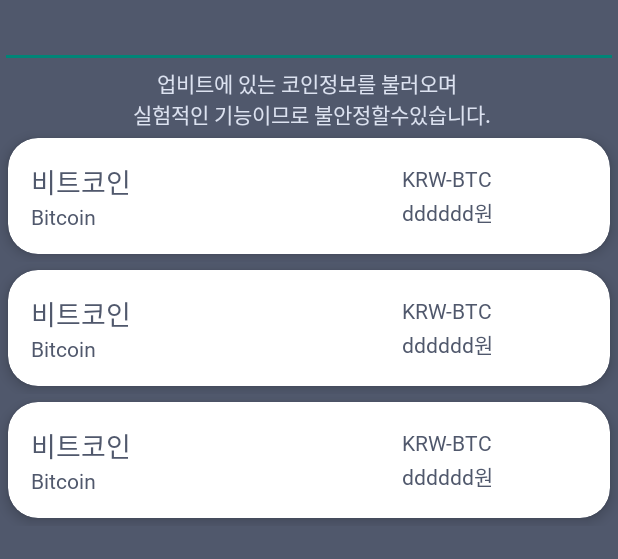
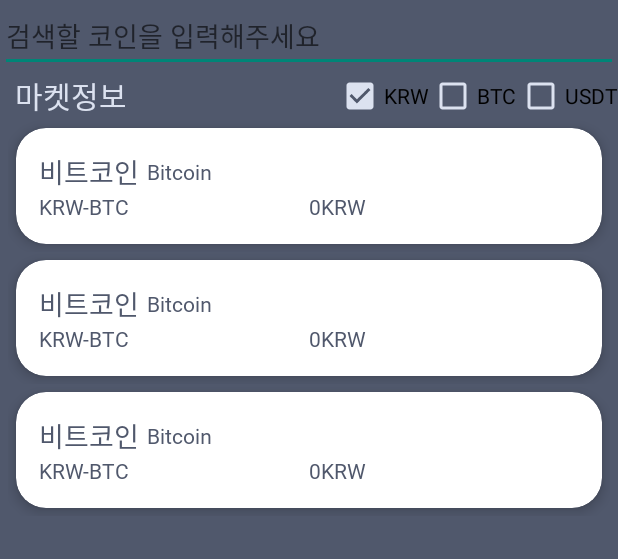
Before and after one commit to jmseb3/app_coin, an Android app: the layout fragment_coin_info.xml on its own in the app's theme, with its tools: preview values and no code run, on a phone screen of 412 x 824 dp. Shown: the top 559 px of the screen. Run offline under Robolectric (Android 15) with nearby library versions, the phone set to English and light mode, and no system bars.

Commit message:
21/09/05

```diff
--- a/coin/app/src/main/res/drawable/ic_baseline_keyboard_arrow_down_24.xml
+++ b/coin/app/src/main/res/drawable/ic_baseline_keyboard_arrow_down_24.xml
@@ -3,7 +3,7 @@
     android:height="24dp"
     android:viewportWidth="24"
     android:viewportHeight="24"
-    android:tint="?attr/colorControlNormal">
+    android:tint="@color/match2">
   <path
       android:fillColor="@android:color/white"
       android:pathData="M7.41,8.59L12,13.17l4.59,-4.58L18,10l-6,6 -6,-6 1.41,-1.41z"/>
--- a/coin/app/src/main/res/drawable/ic_baseline_keyboard_arrow_right_24.xml
+++ b/coin/app/src/main/res/drawable/ic_baseline_keyboard_arrow_right_24.xml
@@ -3,7 +3,7 @@
     android:height="24dp"
     android:viewportWidth="24"
     android:viewportHeight="24"
-    android:tint="?attr/colorControlNormal">
+    android:tint="@color/match2">
   <path
       android:fillColor="@android:color/white"
       android:pathData="M8.59,16.59L13.17,12 8.59,7.41 10,6l6,6 -6,6 -1.41,-1.41z"/>
--- a/coin/app/src/main/res/layout/fragment_coin_info.xml
+++ b/coin/app/src/main/res/layout/fragment_coin_info.xml
@@ -12,34 +12,80 @@
         android:layout_width="0dp"
         android:layout_height="wrap_content"
         android:fontFamily="@font/maplestory"
+        android:hint="검색할 코인을 입력해주세요"
         android:singleLine="true"
         android:textColor="@color/match1"
-        app:layout_constraintBottom_toTopOf="@id/infos"
+        app:layout_constraintBottom_toTopOf="@id/check_krw"
         app:layout_constraintLeft_toLeftOf="parent"
         app:layout_constraintRight_toRightOf="parent"
         app:layout_constraintTop_toTopOf="parent" />
 
     <TextView
-        android:id="@+id/infos"
-        android:layout_width="0dp"
-        android:layout_height="wrap_content"
+        android:layout_width="wrap_content"
+        android:layout_height="0dp"
+        android:layout_marginLeft="10dp"
         android:fontFamily="@font/maplestory"
         android:gravity="center"
-        android:text="업비트에 있는 코인정보를 불러오며 \n 실험적인 기능이므로 불안정할수있습니다."
+        android:text="마켓정보"
         android:textColor="@color/match1"
+        android:textSize="20sp"
+        app:layout_constraintBottom_toTopOf="@id/recycler_test"
+        app:layout_constraintHorizontal_bias="1"
         app:layout_constraintLeft_toLeftOf="parent"
+        app:layout_constraintTop_toBottomOf="@id/search_box" />
+
+
+    <CheckBox
+        android:id="@+id/check_krw"
+        android:layout_width="wrap_content"
+        android:layout_height="wrap_content"
+        android:layout_marginLeft="10dp"
+        android:buttonTint="@color/match1"
+        android:checked="true"
+        android:text="KRW"
+        app:layout_constraintBottom_toTopOf="@id/recycler_test"
+        app:layout_constraintHorizontal_bias="1"
+        app:layout_constraintRight_toLeftOf="@id/check_btc"
+        app:layout_constraintTop_toBottomOf="@id/search_box" />
+
+    <CheckBox
+        android:id="@+id/check_btc"
+        android:layout_width="wrap_content"
+        android:layout_height="wrap_content"
+        android:layout_marginLeft="10dp"
+        android:buttonTint="@color/match1"
+        android:checked="false"
+        android:text="BTC"
+        app:layout_constraintBottom_toTopOf="@id/recycler_test"
+        app:layout_constraintHorizontal_bias="1"
+        app:layout_constraintRight_toLeftOf="@id/check_UDST"
+        app:layout_constraintTop_toBottomOf="@id/search_box" />
+
+    <CheckBox
+        android:id="@+id/check_UDST"
+        android:layout_width="wrap_content"
+        android:layout_height="wrap_content"
+        android:layout_marginLeft="10dp"
+        android:buttonTint="@color/match1"
+        android:checked="false"
+        android:text="USDT"
+        app:layout_constraintBottom_toTopOf="@id/recycler_test"
+        app:layout_constraintHorizontal_bias="1"
         app:layout_constraintRight_toRightOf="parent"
-        app:layout_constraintTop_toBottomOf="@id/search_box" />
+        app:layout_constraintTop_toBottomOf="@id/search_box"
+        app:layout_constraintVertical_bias="1" />
 
     <androidx.recyclerview.widget.RecyclerView
         android:id="@+id/recycler_test"
         android:layout_width="match_parent"
         android:layout_height="0dp"
+        android:paddingLeft="5dp"
+        android:paddingRight="5dp"
         app:layoutManager="androidx.recyclerview.widget.LinearLayoutManager"
         app:layout_constraintBottom_toBottomOf="parent"
         app:layout_constraintLeft_toLeftOf="parent"
         app:layout_constraintRight_toRightOf="parent"
-        app:layout_constraintTop_toBottomOf="@id/infos"
+        app:layout_constraintTop_toBottomOf="@id/check_krw"
         tools:listitem="@layout/item_coin_info" />
 
 </androidx.constraintlayout.widget.ConstraintLayout>
--- a/coin/app/src/main/res/layout/item_coin_info.xml
+++ b/coin/app/src/main/res/layout/item_coin_info.xml
@@ -21,68 +21,59 @@
 
             <TextView
                 android:id="@+id/kor_name"
+                android:layout_width="wrap_content"
+                android:layout_height="wrap_content"
+                android:layout_marginRight="5dp"
+                android:fontFamily="@font/maplestory"
+                android:text="비트코인"
                 android:textColor="@color/match2"
-                android:fontFamily="@font/maplestory"
-                android:layout_width="0dp"
-                android:layout_height="wrap_content"
-                android:text="비트코인"
                 android:textSize="18sp"
-                app:layout_constraintBottom_toTopOf="@id/eng_name"
-                app:layout_constraintHorizontal_weight="6"
+                app:layout_constrainedWidth="true"
+                app:layout_constraintBottom_toTopOf="@id/market_info"
                 app:layout_constraintLeft_toLeftOf="parent"
-                app:layout_constraintRight_toLeftOf="@id/market_info"
+                app:layout_constraintRight_toLeftOf="@id/eng_name"
                 app:layout_constraintTop_toTopOf="parent" />
 
             <TextView
                 android:id="@+id/eng_name"
                 android:layout_width="0dp"
+                app:layout_constrainedWidth="true"
+                android:layout_height="wrap_content"
+                android:fontFamily="@font/maplestory"
+                android:text="Bitcoin"
                 android:textColor="@color/match2"
-                android:fontFamily="@font/maplestory"
-                android:layout_height="wrap_content"
-                android:text="Bitcoin"
                 android:textSize="14sp"
-                app:layout_constraintBottom_toBottomOf="parent"
-                app:layout_constraintLeft_toLeftOf="parent"
-                app:layout_constraintRight_toLeftOf="@id/market_info"
-                app:layout_constraintTop_toBottomOf="@id/kor_name" />
+                app:layout_constraintBottom_toBottomOf="@id/kor_name"
+                app:layout_constraintHorizontal_bias="0"
+                app:layout_constraintLeft_toRightOf="@id/kor_name"
+                app:layout_constraintRight_toRightOf="parent"
+                app:layout_constraintTop_toTopOf="@id/kor_name" />
 
             <TextView
                 android:id="@+id/market_info"
-                android:textColor="@color/match2"
-                android:fontFamily="@font/maplestory"
                 android:layout_width="0dp"
                 android:layout_height="wrap_content"
+                android:fontFamily="@font/maplestory"
                 android:text="KRW-BTC"
-                app:layout_constraintBottom_toTopOf="@id/now_price"
-                app:layout_constraintHorizontal_weight="3"
-                app:layout_constraintLeft_toRightOf="@id/kor_name"
-                app:layout_constraintRight_toLeftOf="@id/detail_arrow"
-                app:layout_constraintTop_toTopOf="@id/kor_name" />
+                android:textColor="@color/match2"
+                app:layout_constraintBottom_toBottomOf="parent"
+                app:layout_constraintHorizontal_weight="1"
+                app:layout_constraintLeft_toLeftOf="parent"
+                app:layout_constraintRight_toLeftOf="@id/now_price"
+                app:layout_constraintTop_toBottomOf="@id/kor_name" />
 
             <TextView
                 android:id="@+id/now_price"
                 android:layout_width="0dp"
+                android:layout_height="wrap_content"
+                android:fontFamily="@font/maplestory"
+                android:text="0KRW"
                 android:textColor="@color/match2"
-                android:fontFamily="@font/maplestory"
-                android:layout_height="wrap_content"
-                android:text="dddddd원"
-                app:layout_constraintBottom_toBottomOf="@id/eng_name"
-                app:layout_constraintHorizontal_weight="1"
-                app:layout_constraintLeft_toRightOf="@id/eng_name"
-                app:layout_constraintRight_toLeftOf="@id/detail_arrow"
-                app:layout_constraintTop_toBottomOf="@id/market_info" />
-
-            <ImageView
-                android:id="@+id/detail_arrow"
-                android:visibility="gone"
-                android:layout_width="wrap_content"
-                android:layout_height="wrap_content"
-                android:src="@drawable/ic_baseline_keyboard_arrow_right_24"
                 app:layout_constraintBottom_toBottomOf="parent"
                 app:layout_constraintHorizontal_weight="1"
                 app:layout_constraintLeft_toRightOf="@id/market_info"
                 app:layout_constraintRight_toRightOf="parent"
-                app:layout_constraintTop_toTopOf="parent" />
+                app:layout_constraintTop_toBottomOf="@id/kor_name" />
 
 
         </androidx.constraintlayout.widget.ConstraintLayout>
```
Also changed, not shown: coin/app/build.gradle (+6 -2 lines), coin/app/src/main/java/com/wonddak/coinaverage/adapter/InfoRecyclerAdaper.kt (+17 -33 lines), coin/app/src/main/java/com/wonddak/coinaverage/ui/fragment/CoinInfoFragment.kt (+52 -11 lines).
